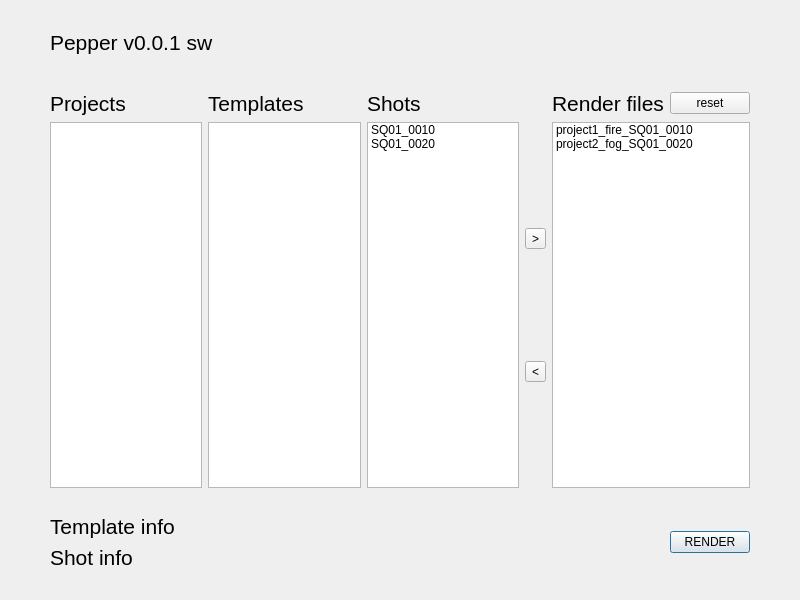
This is ui_sw/main.ui in NetflixVFX-Ac/BlackPepper as Qt 5 draws it before an edit. The edited form follows.
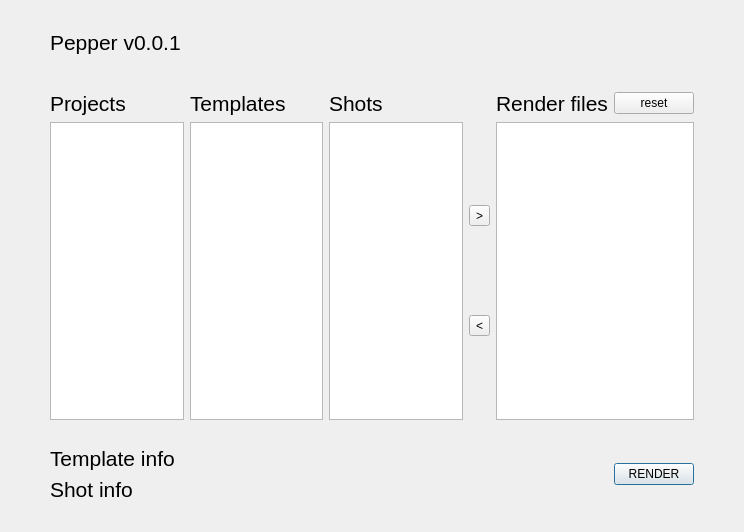
This is the edited form.

Diff of the .ui file:
```diff
--- a/ui_sw/main.ui
+++ b/ui_sw/main.ui
@@ -1,16 +1,13 @@
 <?xml version="1.0" encoding="UTF-8"?>
 <ui version="4.0">
- <class>PepperMain</class>
- <widget class="QDialog" name="PepperMain">
-  <property name="enabled">
-   <bool>true</bool>
-  </property>
+ <class>Dialog</class>
+ <widget class="QDialog" name="Dialog">
   <property name="geometry">
    <rect>
     <x>0</x>
     <y>0</y>
-    <width>800</width>
-    <height>600</height>
+    <width>744</width>
+    <height>532</height>
    </rect>
   </property>
   <property name="windowTitle">
@@ -106,12 +103,15 @@
         </font>
        </property>
        <property name="text">
-        <string>Pepper v0.0.1 sw</string>
+        <string>Pepper v0.0.1</string>
        </property>
       </widget>
      </item>
      <item>
       <layout class="QGridLayout" name="gridLayout_3">
+       <item row="2" column="2">
+        <widget class="QListView" name="lv_shot"/>
+       </item>
        <item row="2" column="0">
         <widget class="QListView" name="listView_proj"/>
        </item>
@@ -133,6 +133,37 @@
          </item>
         </layout>
        </item>
+       <item row="2" column="5">
+        <widget class="QListView" name="lv_render"/>
+       </item>
+       <item row="1" column="2">
+        <widget class="QLabel" name="label_4">
+         <property name="font">
+          <font>
+           <pointsize>16</pointsize>
+          </font>
+         </property>
+         <property name="text">
+          <string>Shots</string>
+         </property>
+        </widget>
+       </item>
+       <item row="0" column="0">
+        <spacer name="verticalSpacer">
+         <property name="orientation">
+          <enum>Qt::Vertical</enum>
+         </property>
+         <property name="sizeType">
+          <enum>QSizePolicy::Fixed</enum>
+         </property>
+         <property name="sizeHint" stdset="0">
+          <size>
+           <width>50</width>
+           <height>30</height>
+          </size>
+         </property>
+        </spacer>
+       </item>
        <item row="1" column="5">
         <layout class="QHBoxLayout" name="horizontalLayout_2">
          <item>
@@ -156,37 +187,6 @@
          </item>
         </layout>
        </item>
-       <item row="2" column="5">
-        <widget class="QListWidget" name="listWidget_4">
-         <item>
-          <property name="text">
-           <string>project1_fire_SQ01_0010</string>
-          </property>
-         </item>
-         <item>
-          <property name="text">
-           <string>project2_fog_SQ01_0020</string>
-          </property>
-         </item>
-         <item>
-          <property name="text">
-           <string/>
-          </property>
-         </item>
-        </widget>
-       </item>
-       <item row="1" column="2">
-        <widget class="QLabel" name="label_4">
-         <property name="font">
-          <font>
-           <pointsize>16</pointsize>
-          </font>
-         </property>
-         <property name="text">
-          <string>Shots</string>
-         </property>
-        </widget>
-       </item>
        <item row="1" column="1">
         <widget class="QLabel" name="label_2">
          <property name="font">
@@ -199,25 +199,6 @@
          </property>
         </widget>
        </item>
-       <item row="2" column="2">
-        <widget class="QListWidget" name="seqsh_list">
-         <item>
-          <property name="text">
-           <string>SQ01_0010</string>
-          </property>
-         </item>
-         <item>
-          <property name="text">
-           <string>SQ01_0020</string>
-          </property>
-         </item>
-         <item>
-          <property name="text">
-           <string/>
-          </property>
-         </item>
-        </widget>
-       </item>
        <item row="1" column="0">
         <widget class="QLabel" name="label">
          <property name="font">
```
Left out of the diff: 22 changed lines with no effect on the pictures.
